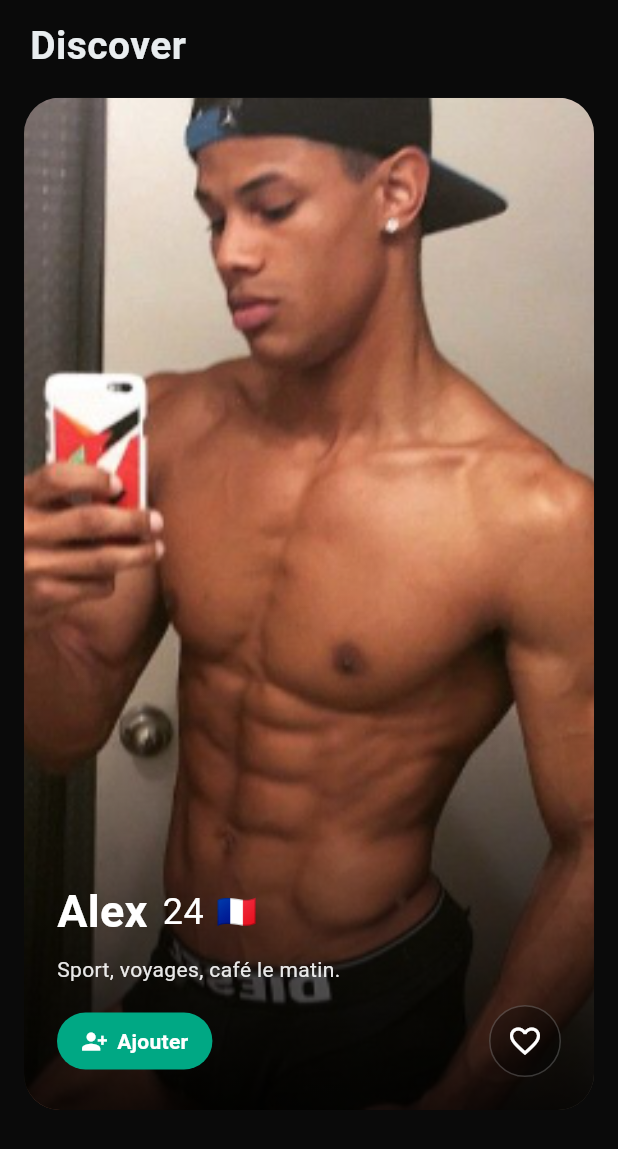
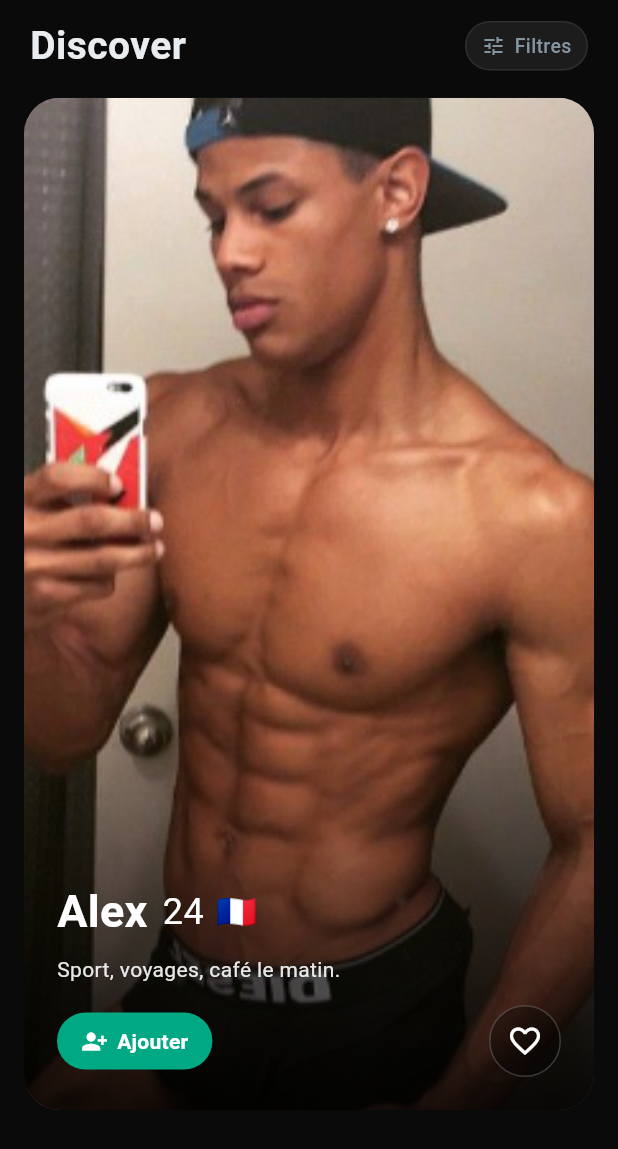
Before and after one commit to djeffarhaouanouh-svg/translate, a Flutter app: the DiscoverScreen screen opened directly, on a phone screen of 412 x 824 dp. Shown: the top 1149 px of the screen. Run offline on Flutter 3.47's test engine with Material 3 defaults, Android fonts, the phone set to English and light mode, and no system bars; our stand-ins replace image_picker, permission_handler, shared_preferences, supabase_flutter; missing offline and left inert: flutter_webrtc, livekit_client; accounts and stored records are empty.

Commit message:
feat(discover): restore Filtres pill in the header
Removed during the rewrite — bring it back.

Co-Authored-By: Claude Opus 4.7 (1M context) <noreply@anthropic.com>

```diff
--- a/lib/screens/discover_screen.dart
+++ b/lib/screens/discover_screen.dart
@@ -130,17 +130,41 @@ class _DiscoverHeader extends StatelessWidget {
 
   @override
   Widget build(BuildContext context) {
-    return const Padding(
-      padding: EdgeInsets.fromLTRB(20, 12, 20, 8),
+    return Padding(
+      padding: const EdgeInsets.fromLTRB(20, 12, 20, 8),
       child: Row(
         children: [
-          Text(
+          const Text(
             'Discover',
             style: TextStyle(
               color: WhatsAppCallTheme.strongText,
               fontSize: 26,
               fontWeight: FontWeight.w700,
               letterSpacing: 0.3,
+            ),
+          ),
+          const Spacer(),
+          Container(
+            padding: const EdgeInsets.symmetric(horizontal: 10, vertical: 6),
+            decoration: BoxDecoration(
+              color: WhatsAppCallTheme.bar,
+              borderRadius: BorderRadius.circular(999),
+              border: Border.all(color: Colors.white.withValues(alpha: 0.08)),
+            ),
+            child: const Row(
+              mainAxisSize: MainAxisSize.min,
+              children: [
+                Icon(Icons.tune, size: 16, color: WhatsAppCallTheme.subtleText),
+                SizedBox(width: 6),
+                Text(
+                  'Filtres',
+                  style: TextStyle(
+                    color: WhatsAppCallTheme.subtleText,
+                    fontSize: 13,
+                    fontWeight: FontWeight.w500,
+                  ),
+                ),
+              ],
             ),
           ),
         ],
```
